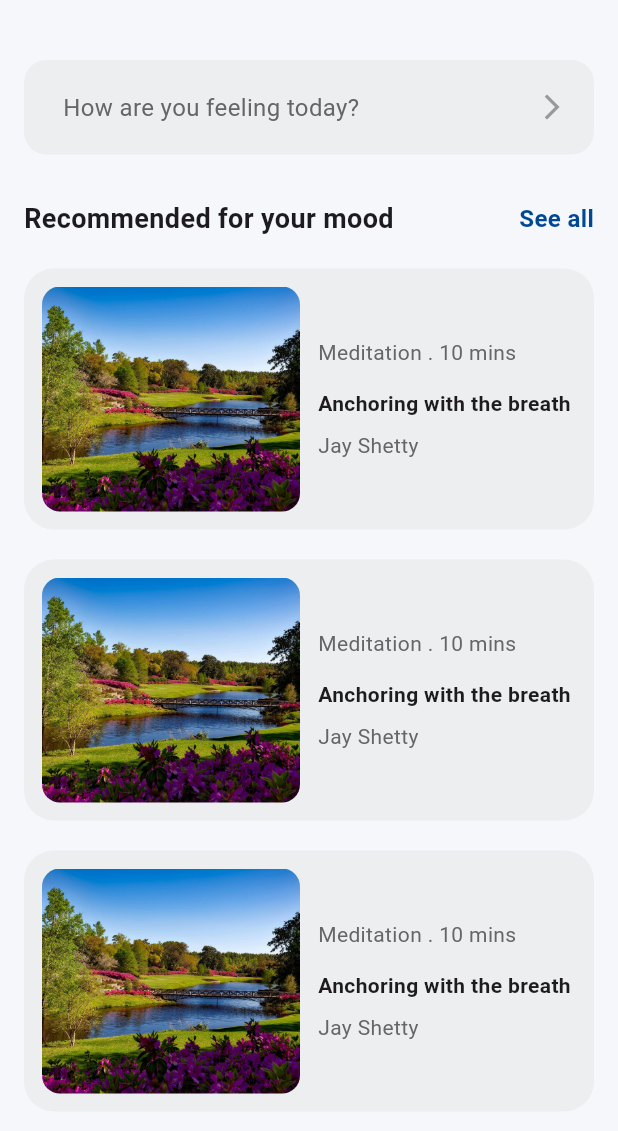
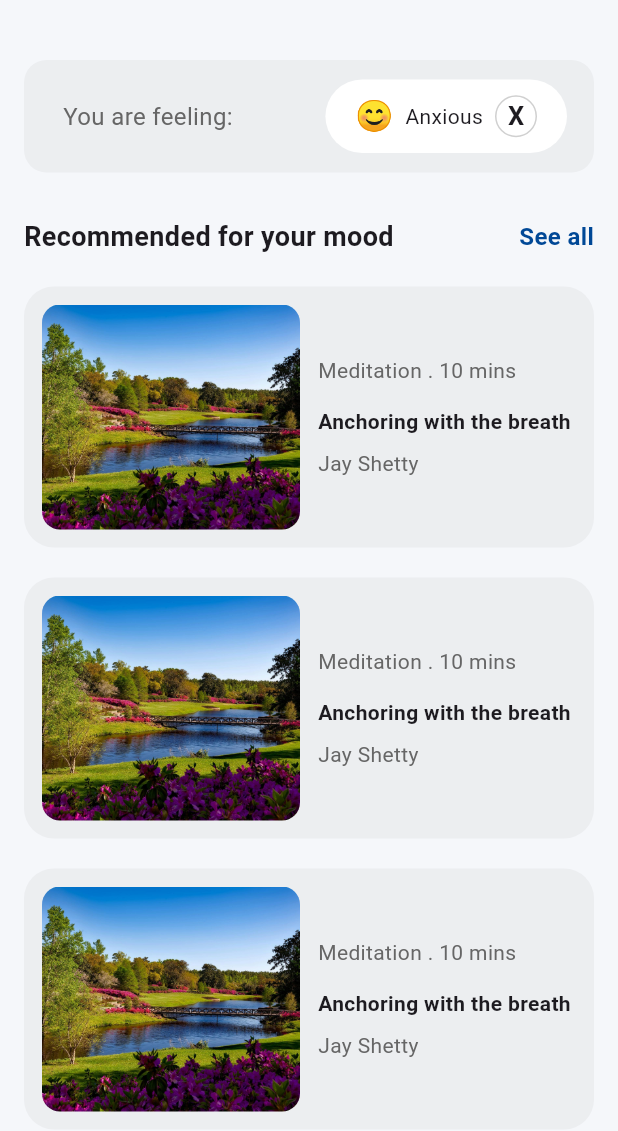
Before and after one commit to JoshuaOzibo/Mental_health_ui, a Flutter app: the RecommendedMoodPage screen opened directly, on a phone screen of 412 x 824 dp, the part 105-1236 px from its top. Run offline on Flutter 3.47's test engine with Material 3 defaults, Android fonts, the phone set to English and light mode, and no system bars.

Commit message:
feat: update FellingsButton padding and integrate SelectedFeelingsButton in RecommendedMoodPage

```diff
--- a/lib/features/home_page/components/feelings_button.dart
+++ b/lib/features/home_page/components/feelings_button.dart
@@ -20,7 +20,7 @@ class FellingsButton extends StatelessWidget {
     return GestureDetector(
       onTap: onPressed,
       child: Container(
-        padding: const EdgeInsets.symmetric(horizontal: 18, vertical: 20),
+        padding: const EdgeInsets.symmetric(horizontal: 18, vertical: 13),
         width: double.infinity,
         decoration: BoxDecoration(
           color: NovaColors.iconGray.withValues(alpha: 0.1),
--- /dev/null
+++ b/lib/features/recommended_mood_page/components/selected_feelings_button.dart
@@ -0,0 +1,47 @@
+import 'package:flutter/material.dart';
+
+class SelectedFeelingsButton extends StatelessWidget {
+  const SelectedFeelingsButton({super.key});
+
+  @override
+  Widget build(BuildContext context) {
+    return Container(
+      padding: EdgeInsets.symmetric(horizontal: 20, vertical: 10),
+      decoration: BoxDecoration(
+        color: Colors.white,
+        borderRadius: BorderRadius.circular(100),
+      ),
+      child: Row(
+        spacing: 8,
+        children: [
+          Text('😊', style: TextStyle(fontSize: 20)),
+          Text('Anxious'),
+          Center(
+            child: Container(
+              width: 28,
+              height: 28,
+              decoration: BoxDecoration(
+                borderRadius: BorderRadius.circular(100),
+                border: Border.all(
+                  width: 1,
+                  color: const Color.fromARGB(255, 208, 208, 208),
+                ),
+              ),
+              child: Center(
+                child: GestureDetector(
+                  onTap: () => {Navigator.pop(context)},
+                  child: Center(
+                    child: Text(
+                      'X',
+                      style: TextStyle(fontWeight: FontWeight.bold, fontSize: 17),
+                    ),
+                  ),
+                ),
+              ),
+            ),
+          ),
+        ],
+      ),
+    );
+  }
+}
--- a/lib/features/recommended_mood_page/screens/recommended_mood_page.dart
+++ b/lib/features/recommended_mood_page/screens/recommended_mood_page.dart
@@ -1,6 +1,7 @@
 import 'package:mental_health_mobile_app/features/home_page/components/feelings_button.dart';
 import 'package:flutter/material.dart';
 import 'package:mental_health_mobile_app/features/recommended_mood_page/components/feelingsCard.dart';
+import 'package:mental_health_mobile_app/features/recommended_mood_page/components/selected_feelings_button.dart';
 import '../../../core/colors/nova_colors.dart';
 
 class RecommendedMoodPage extends StatelessWidget {
@@ -92,9 +93,11 @@ class RecommendedMoodPage extends StatelessWidget {
           children: [
             SizedBox(height: 30),
             FellingsButton(
-              trailing: Icon(Icons.arrow_forward_ios_outlined, color: NovaColors.iconGray, size: 20),
-              onPressed: () => {},
-              text: 'How are you feeling today?',
+              trailing: SelectedFeelingsButton(),
+              onPressed: () => {
+                Navigator.pop(context),
+              },
+              text: 'You are feeling:',
             ),
 
             SizedBox(height: 30),
```
